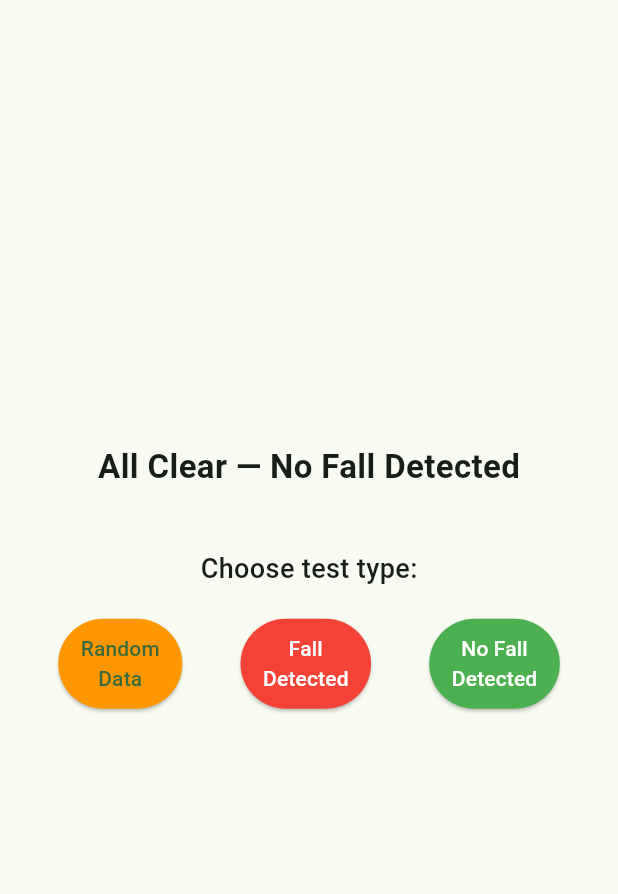
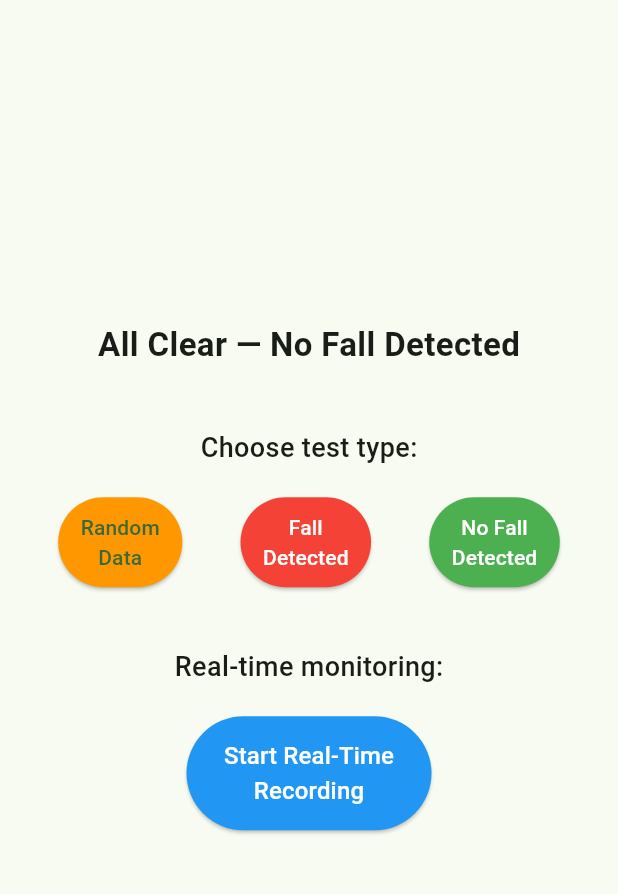
Before and after one commit to ValyZone/fall_down_detection_mobile, a Flutter app: the screen it shows after launch, on a phone screen of 412 x 824 dp, the part 84-978 px from its top. Run offline on Flutter 3.47's test engine with Material 3 defaults, Android fonts, the phone set to English and light mode, and no system bars; our stand-ins replace sensors_plus.

Commit message:
implement real-time fall detection

```diff
--- a/lib/main.dart
+++ b/lib/main.dart
@@ -2,6 +2,7 @@ import 'dart:async';
 import 'dart:math';
 import 'package:flutter/material.dart';
 import 'package:http/http.dart' as http;
+import 'package:sensors_plus/sensors_plus.dart';
 
 void main() {
   runApp(const MyApp());
@@ -32,10 +33,15 @@ class MyHomePage extends StatefulWidget {
 class _MyHomePageState extends State<MyHomePage> {
   bool fallDetected = false;
   bool helpCalled = false;
+  bool isRecording = false;
   int secondsLeft = 15;
   Timer? timer;
+  Timer? recordingTimer;
+  StreamSubscription<AccelerometerEvent>? accelerometerSubscription;
   List<String> accelerometerData = [];
+  List<String> realTimeData = [];
   double elapsedTime = 0.0;
+  double recordingTime = 0.0;
   final Random random = Random();
 
   void mockFall() {
@@ -202,6 +208,96 @@ class _MyHomePageState extends State<MyHomePage> {
     });
   }
 
+  void startRealTimeRecording() {
+    print('🎬 Starting real-time recording');
+    setState(() {
+      isRecording = true;
+      recordingTime = 0.0;
+      realTimeData.clear();
+    });
+
+    // Listen to accelerometer events
+    accelerometerSubscription = accelerometerEvents.listen((AccelerometerEvent event) {
+      final currentTime = recordingTime.toStringAsFixed(1);
+      final ax = event.x.toStringAsFixed(2);
+      final ay = event.y.toStringAsFixed(2);
+      final az = event.z.toStringAsFixed(2);
+      final absAcc = sqrt(event.x * event.x + event.y * event.y + event.z * event.z).toStringAsFixed(2);
+
+      final csvRow = '$currentTime\t$ax\t$ay\t$az\t$absAcc';
+      realTimeData.add(csvRow);
+
+      // Print occasional debug info
+      if (realTimeData.length % 50 == 0) {
+        print('📊 Real-time data points collected: ${realTimeData.length}');
+      }
+    });
+
+    // Timer to track recording time and send data every 5 seconds
+    recordingTimer = Timer.periodic(const Duration(milliseconds: 100), (t) {
+      setState(() {
+        recordingTime += 0.1;
+      });
+
+      // Send data every 5 seconds
+      if (recordingTime % 5.0 < 0.1 && realTimeData.isNotEmpty) {
+        sendRealTimeData();
+      }
+    });
+  }
+
+  void stopRealTimeRecording() {
+    print('🛑 Stopping real-time recording');
+    accelerometerSubscription?.cancel();
+    recordingTimer?.cancel();
+
+    setState(() {
+      isRecording = false;
+    });
+
+    // Send any remaining data
+    if (realTimeData.isNotEmpty) {
+      sendRealTimeData();
+    }
+  }
+
+  void sendRealTimeData() async {
+    if (realTimeData.isEmpty) return;
+
+    // Keep only the last 60 seconds of data (approximately 600 data points at 10Hz)
+    final maxDataPoints = 600; // 60 seconds * 10 data points per second
+    List<String> dataToSend = realTimeData;
+
+    if (realTimeData.length > maxDataPoints) {
+      // Keep only the most recent 60 seconds
+      dataToSend = realTimeData.sublist(realTimeData.length - maxDataPoints);
+      print('📊 Trimming data to last 60 seconds (${dataToSend.length} points)');
+    }
+
+    print('📡 Sending real-time data (${dataToSend.length} points, max 60 seconds)');
+
+    final csvHeader = '"Time (s)","Acceleration x (m/s^2)","Acceleration y (m/s^2)","Acceleration z (m/s^2)","Absolute acceleration (m/s^2)"\n';
+    final csvData = csvHeader + dataToSend.join('\n');
+
+    try {
+      final response = await http.post(
+        Uri.parse('http://192.168.0.100:3030/fall-detection/receive-data'),
+        headers: {'Content-Type': 'text/csv'},
+        body: csvData,
+      );
+      print('✅ Real-time data sent - Status: ${response.statusCode}');
+      print('📝 Response: ${response.body}');
+
+      // Trim the stored data to keep only last 60 seconds
+      if (realTimeData.length > maxDataPoints) {
+        realTimeData = realTimeData.sublist(realTimeData.length - maxDataPoints);
+        print('🗂️ Trimmed stored data to ${realTimeData.length} points (60 seconds)');
+      }
+    } catch (e) {
+      print('❌ Failed to send real-time data: $e');
+    }
+  }
+
   void callHelp() async {
     print('📞 callHelp() method started');
     setState(() {
@@ -232,6 +328,14 @@ class _MyHomePageState extends State<MyHomePage> {
   }
 
   @override
+  void dispose() {
+    timer?.cancel();
+    recordingTimer?.cancel();
+    accelerometerSubscription?.cancel();
+    super.dispose();
+  }
+
+  @override
   Widget build(BuildContext context) {
     return Scaffold(
       appBar: AppBar(
@@ -242,7 +346,7 @@ class _MyHomePageState extends State<MyHomePage> {
         child: Column(
           mainAxisAlignment: MainAxisAlignment.center,
           children: <Widget>[
-            if (!fallDetected)
+            if (!fallDetected && !isRecording)
               Column(
                 children: [
                   const Text(
@@ -283,6 +387,53 @@ class _MyHomePageState extends State<MyHomePage> {
                         child: const Text('No Fall\nDetected', textAlign: TextAlign.center, style: TextStyle(fontSize: 14, color: Colors.white)),
                       ),
                     ],
+                  ),
+                  const SizedBox(height: 40),
+                  const Text(
+                    'Real-time monitoring:',
+                    style: TextStyle(fontSize: 18, fontWeight: FontWeight.w500),
+                  ),
+                  const SizedBox(height: 20),
+                  ElevatedButton(
+                    onPressed: startRealTimeRecording,
+                    style: ElevatedButton.styleFrom(
+                      backgroundColor: Colors.blue,
+                      padding: const EdgeInsets.symmetric(horizontal: 25, vertical: 15),
+                    ),
+                    child: const Text('Start Real-Time\nRecording', textAlign: TextAlign.center, style: TextStyle(fontSize: 16, color: Colors.white)),
+                  ),
+                ],
+              ),
+            if (isRecording)
+              Column(
+                children: [
+                  const Text(
+                    '🔴 Recording Real-Time Data',
+                    style: TextStyle(fontSize: 24, fontWeight: FontWeight.bold, color: Colors.red),
+                  ),
+                  const SizedBox(height: 20),
+                  Text(
+                    'Recording time: ${recordingTime.toStringAsFixed(1)}s',
+                    style: const TextStyle(fontSize: 20),
+                  ),
+                  const SizedBox(height: 10),
+                  Text(
+                    'Data points: ${realTimeData.length}',
+                    style: const TextStyle(fontSize: 16, color: Colors.grey),
+                  ),
+                  const SizedBox(height: 20),
+                  const Text(
+                    'Data is automatically sent every 5 seconds',
+                    style: TextStyle(fontSize: 14, color: Colors.grey),
+                  ),
+                  const SizedBox(height: 30),
+                  ElevatedButton(
+                    onPressed: stopRealTimeRecording,
+                    style: ElevatedButton.styleFrom(
+                      backgroundColor: Colors.red,
+                      padding: const EdgeInsets.symmetric(horizontal: 30, vertical: 20),
+                    ),
+                    child: const Text('Stop Recording', style: TextStyle(fontSize: 18, color: Colors.white)),
                   ),
                 ],
               ),
--- a/pubspec.yaml
+++ b/pubspec.yaml
@@ -35,6 +35,7 @@ dependencies:
   # Use with the CupertinoIcons class for iOS style icons.
   cupertino_icons: ^1.0.8
   http: ^0.13.6  # Add this line (latest stable as of now)
+  sensors_plus: ^4.0.2  # For real-time accelerometer data
 
 dev_dependencies:
   flutter_test:
```
Also changed, not shown: pubspec.lock, 1 other file.
